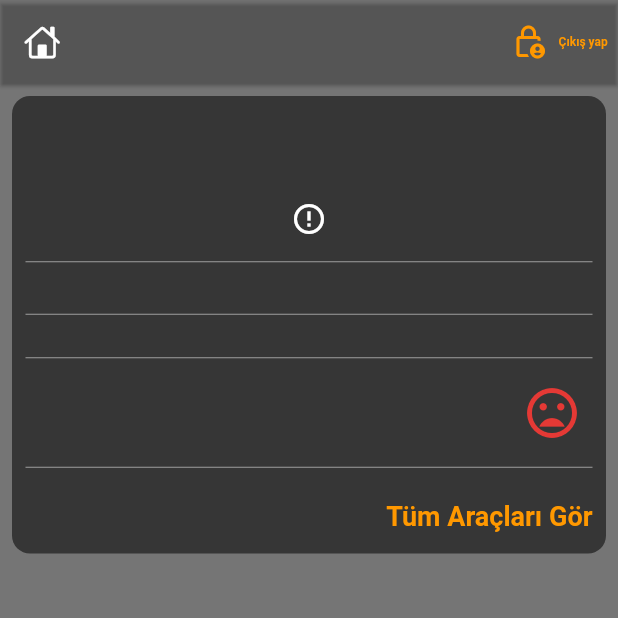
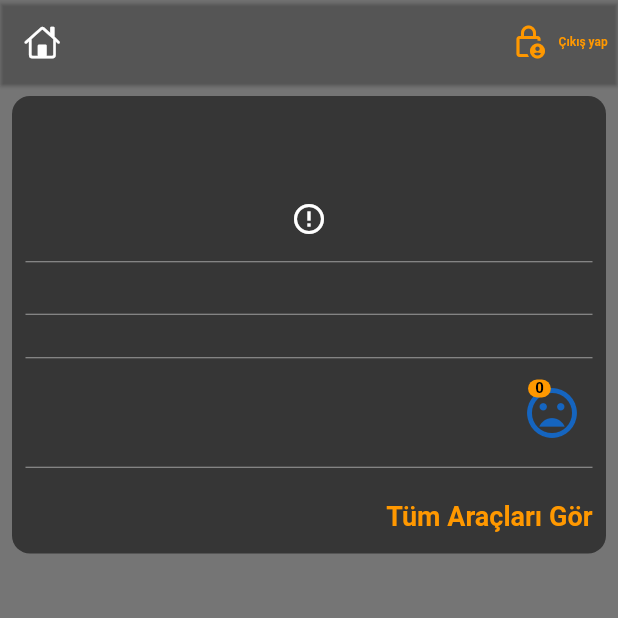
Before and after one commit to mhmmdhankcmz/carpricemobile, a Flutter app: the ProductDetails screen opened directly with empty values, on a phone screen of 412 x 824 dp, the top half of it. Run offline on Flutter 3.47's test engine with Material 2 defaults, Android fonts, the phone set to English and light mode, and no system bars; drawn by our look-alikes of cached_network_image; our stand-ins replace cloud_firestore, firebase_auth, firebase_core, firebase_storage, fluttertoast, google_fonts and 1 more; missing offline and left inert: easy_image_viewer; accounts and stored records are empty; network calls fail; Roboto replaces fonts that are missing (Habibi).

Commit message:
page details düzeltmesi

```diff
--- a/lib/pages/page_details.dart
+++ b/lib/pages/page_details.dart
@@ -80,6 +80,7 @@ class _ProductDetailsState extends State<ProductDetails> {
         setState(() {
           widget.isLiked = false;
           widget.likeCount--;
+          deleteToFav();
           addVehiclesFavorite.doc(widget.aracID).set(
               {'isLiked': widget.isLiked, 'likeCount': widget.likeCount},
               SetOptions(
@@ -90,7 +91,7 @@ class _ProductDetailsState extends State<ProductDetails> {
       });
 
 
-    deleteToFav();
+
 
   }
 
@@ -165,16 +166,16 @@ class _ProductDetailsState extends State<ProductDetails> {
                           GestureDetector(
                             onTap:deleteToFavorite,
                               child: Badge(
-                                isLabelVisible: widget.likeCount == 1 || widget.likeCount >= 1,
+                                // isLabelVisible: widget.likeCount == 1 || widget.likeCount >= 1,
                               largeSize: 10,
                                 smallSize: 10,
                                 alignment: AlignmentDirectional.topStart,
                                 backgroundColor: Colors.orange,
                                 label: Text("${widget.likeCount}"),
-                                child: Icon(widget.likeCount ==1 || widget.likeCount >=1 ? Icons.favorite : Icons.mood_bad,
-                                  size: 40,
-                                  color: Colors.red.shade600,
-                                )),
+                                child:widget.likeCount ==1 || widget.likeCount >=1 ? Icon(Icons.favorite, size: 40, color: Colors.red.shade600)
+                                    :
+                                Icon(Icons.mood_bad, size: 40, color: Colors.blue.shade800,)
+                              ),
                           ),
                         ],
                       ),
```
